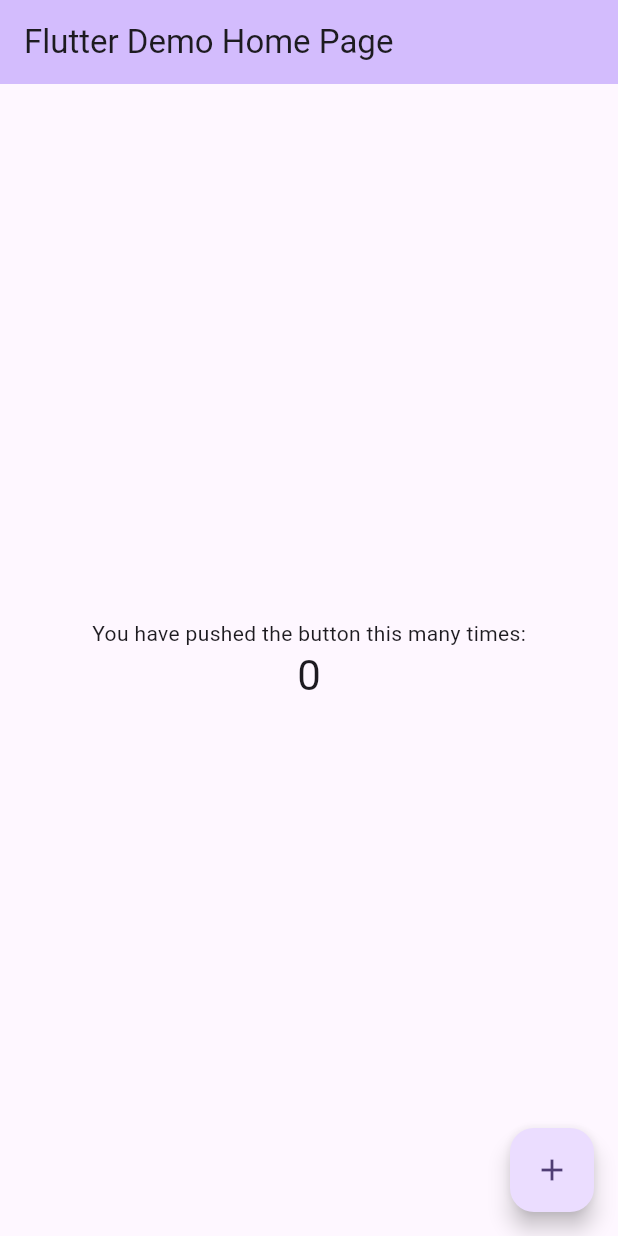
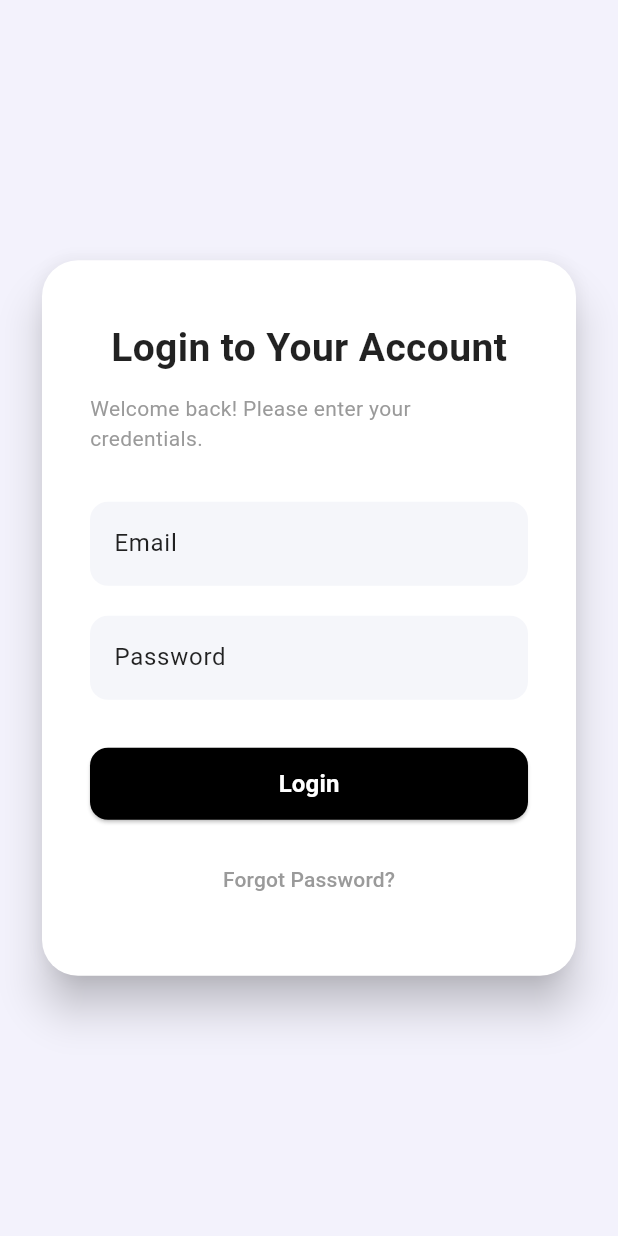
Before and after one commit to YassineAjb/XHack-Web, a Flutter app: the screen it shows after launch, on a phone screen of 412 x 824 dp. Run offline on Flutter 3.47's test engine with Material 3 defaults, Android fonts, the phone set to English and light mode, and no system bars.

Commit message:
auth screen

```diff
--- a/lib/main.dart
+++ b/lib/main.dart
@@ -1,4 +1,7 @@
 import 'package:flutter/material.dart';
+import 'package:webxhack/screens/otp_screen.dart';
+import 'screens/login_screen.dart';
+import 'screens/forget_password_screen.dart';
 
 void main() {
   runApp(const MyApp());
@@ -7,116 +10,19 @@ void main() {
 class MyApp extends StatelessWidget {
   const MyApp({super.key});
 
-  // This widget is the root of your application.
   @override
   Widget build(BuildContext context) {
     return MaterialApp(
-      title: 'Flutter Demo',
-      theme: ThemeData(
-        // This is the theme of your application.
-        //
-        // TRY THIS: Try running your application with "flutter run". You'll see
-        // the application has a purple toolbar. Then, without quitting the app,
-        // try changing the seedColor in the colorScheme below to Colors.green
-        // and then invoke "hot reload" (save your changes or press the "hot
-        // reload" button in a Flutter-supported IDE, or press "r" if you used
-        // the command line to start the app).
-        //
-        // Notice that the counter didn't reset back to zero; the application
-        // state is not lost during the reload. To reset the state, use hot
-        // restart instead.
-        //
-        // This works for code too, not just values: Most code changes can be
-        // tested with just a hot reload.
-        colorScheme: ColorScheme.fromSeed(seedColor: Colors.deepPurple),
-      ),
-      home: const MyHomePage(title: 'Flutter Demo Home Page'),
+      title: 'Login App',
+      debugShowCheckedModeBanner: false,
+      theme: ThemeData(primarySwatch: Colors.blue),
+      initialRoute: '/',
+      routes: {
+        '/': (context) => const LoginScreen(),
+        '/forgot-password': (context) => const ForgetPasswordScreen(),
+        '/verify-otp': (context) => const OtpScreen(),
+
+      },
     );
   }
 }
-
-class MyHomePage extends StatefulWidget {
-  const MyHomePage({super.key, required this.title});
-
-  // This widget is the home page of your application. It is stateful, meaning
-  // that it has a State object (defined below) that contains fields that affect
-  // how it looks.
-
-  // This class is the configuration for the state. It holds the values (in this
-  // case the title) provided by the parent (in this case the App widget) and
-  // used by the build method of the State. Fields in a Widget subclass are
-  // always marked "final".
-
-  final String title;
-
-  @override
-  State<MyHomePage> createState() => _MyHomePageState();
-}
-
-class _MyHomePageState extends State<MyHomePage> {
-  int _counter = 0;
-
-  void _incrementCounter() {
-    setState(() {
-      // This call to setState tells the Flutter framework that something has
-      // changed in this State, which causes it to rerun the build method below
-      // so that the display can reflect the updated values. If we changed
-      // _counter without calling setState(), then the build method would not be
-      // called again, and so nothing would appear to happen.
-      _counter++;
-    });
-  }
-
-  @override
-  Widget build(BuildContext context) {
-    // This method is rerun every time setState is called, for instance as done
-    // by the _incrementCounter method above.
-    //
-    // The Flutter framework has been optimized to make rerunning build methods
-    // fast, so that you can just rebuild anything that needs updating rather
-    // than having to individually change instances of widgets.
-    return Scaffold(
-      appBar: AppBar(
-        // TRY THIS: Try changing the color here to a specific color (to
-        // Colors.amber, perhaps?) and trigger a hot reload to see the AppBar
-        // change color while the other colors stay the same.
-        backgroundColor: Theme.of(context).colorScheme.inversePrimary,
-        // Here we take the value from the MyHomePage object that was created by
-        // the App.build method, and use it to set our appbar title.
-        title: Text(widget.title),
-      ),
-      body: Center(
-        // Center is a layout widget. It takes a single child and positions it
-        // in the middle of the parent.
-        child: Column(
-          // Column is also a layout widget. It takes a list of children and
-          // arranges them vertically. By default, it sizes itself to fit its
-          // children horizontally, and tries to be as tall as its parent.
-          //
-          // Column has various properties to control how it sizes itself and
-          // how it positions its children. Here we use mainAxisAlignment to
-          // center the children vertically; the main axis here is the vertical
-          // axis because Columns are vertical (the cross axis would be
-          // horizontal).
-          //
-          // TRY THIS: Invoke "debug painting" (choose the "Toggle Debug Paint"
-          // action in the IDE, or press "p" in the console), to see the
-          // wireframe for each widget.
-          mainAxisAlignment: MainAxisAlignment.center,
-          children: <Widget>[
-            const Text('You have pushed the button this many times:'),
-            Text(
-              '$_counter',
-              style: Theme.of(context).textTheme.headlineMedium,
-            ),
-          ],
-        ),
-      ),
-      floatingActionButton: FloatingActionButton(
-        onPressed: _incrementCounter,
-        tooltip: 'Increment',
-        child: const Icon(Icons.add),
-      ), // This trailing comma makes auto-formatting nicer for build methods.
-    );
-  }
-}
--- /dev/null
+++ b/lib/screens/login_screen.dart
@@ -0,0 +1,119 @@
+import 'package:flutter/material.dart';
+
+class LoginScreen extends StatelessWidget {
+  const LoginScreen({super.key});
+
+  @override
+  Widget build(BuildContext context) {
+    final bool isDesktop = MediaQuery.of(context).size.width > 800;
+
+    return Scaffold(
+      backgroundColor: const Color(0xFFF3F2FC), // same as dashboard background
+      body: Center(
+        child: Container(
+          width: isDesktop ? 420 : double.infinity,
+          margin: const EdgeInsets.symmetric(horizontal: 24),
+          child: Card(
+            elevation: 12,
+            color: Colors.white,
+            shape: RoundedRectangleBorder(
+              borderRadius: BorderRadius.circular(24),
+            ),
+            child: Padding(
+              padding: const EdgeInsets.symmetric(horizontal: 32, vertical: 40),
+              child: Column(
+                mainAxisSize: MainAxisSize.min,
+                children: [
+                  // Title
+                  const Text(
+                    'Login to Your Account',
+                    style: TextStyle(
+                      fontSize: 26,
+                      fontWeight: FontWeight.w700,
+                      color: Colors.black87,
+                    ),
+                  ),
+                  const SizedBox(height: 12),
+                  const Text(
+                    'Welcome back! Please enter your credentials.',
+                    style: TextStyle(
+                      fontSize: 14,
+                      color: Color(0xFF9A9A9A), // muted subtitle
+                    ),
+                  ),
+                  const SizedBox(height: 32),
+
+                  // Email field
+                  TextField(
+                    decoration: InputDecoration(
+                      labelText: 'Email',
+                      labelStyle: const TextStyle(color: Colors.black87),
+                      filled: true,
+                      fillColor: const Color(0xFFF5F6FA),
+                      border: OutlineInputBorder(
+                        borderRadius: BorderRadius.circular(12),
+                        borderSide: BorderSide.none,
+                      ),
+                    ),
+                  ),
+                  const SizedBox(height: 20),
+
+                  // Password field
+                  TextField(
+                    obscureText: true,
+                    decoration: InputDecoration(
+                      labelText: 'Password',
+                      labelStyle: const TextStyle(color: Colors.black87),
+                      filled: true,
+                      fillColor: const Color(0xFFF5F6FA),
+                      border: OutlineInputBorder(
+                        borderRadius: BorderRadius.circular(12),
+                        borderSide: BorderSide.none,
+                      ),
+                    ),
+                  ),
+                  const SizedBox(height: 32),
+
+                  // Login Button
+                  SizedBox(
+                    width: double.infinity,
+                    height: 48,
+                    child: ElevatedButton(
+                      style: ElevatedButton.styleFrom(
+                        backgroundColor: Colors.black,
+                        shape: RoundedRectangleBorder(
+                          borderRadius: BorderRadius.circular(12),
+                        ),
+                      ),
+                      onPressed: () {},
+                      child: const Text(
+                        'Login',
+                        style: TextStyle(
+                          color: Colors.white,
+                          fontWeight: FontWeight.bold,
+                          fontSize: 16,
+                        ),
+                      ),
+                    ),
+                  ),
+                  const SizedBox(height: 16),
+
+                  // Forgot Password
+                  TextButton(
+                    onPressed: () {
+                      Navigator.pushNamed(context, '/forgot-password');
+                    },
+                    child: const Text(
+                      'Forgot Password?',
+                      style: TextStyle(color: Color(0xFF9A9A9A)),
+                    ),
+                  ),
+                ],
+              ),
+            ),
+          ),
+        ),
+      ),
+    );
+  }
+}
--- a/pubspec.yaml
+++ b/pubspec.yaml
@@ -30,7 +30,7 @@ environment:
 dependencies:
   flutter:
     sdk: flutter
-
+  fl_chart: ^1.0.0
   # The following adds the Cupertino Icons font to your application.
   # Use with the CupertinoIcons class for iOS style icons.
   cupertino_icons: ^1.0.8
```
Also changed, not shown: lib/screens/forget_password_screen.dart (added, +107 -0 lines), lib/screens/otp_screen.dart (added, +155 -0 lines), pubspec.lock.
